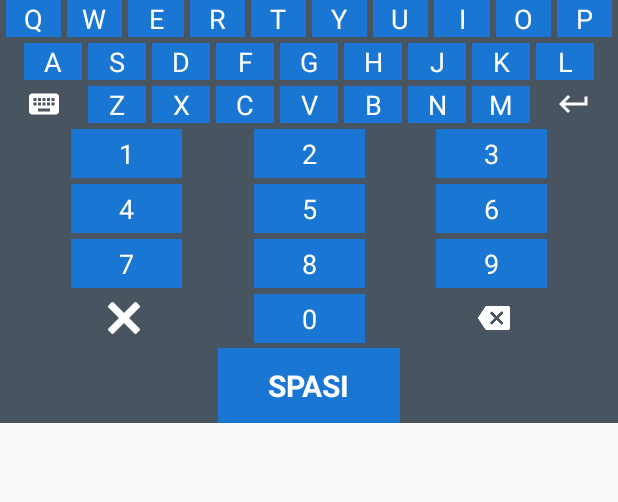
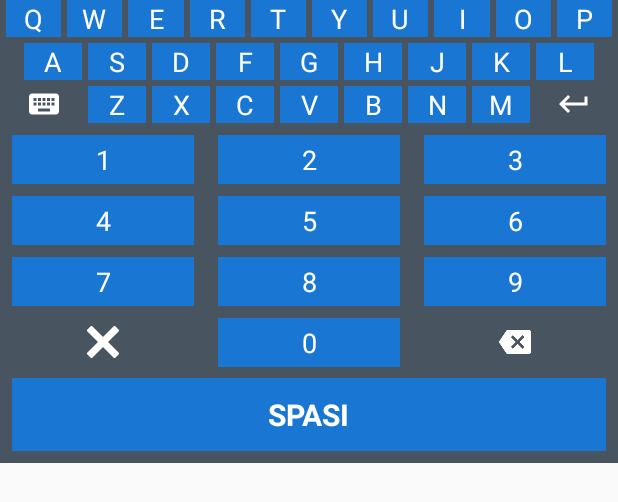
Before and after one commit to cvdigitalcreative/DataMatelKita, an Android app: the layout customkeyboard3.xml on its own in the app's theme, with its tools: preview values and no code run, on a phone screen of 412 x 824 dp. Shown: the top 502 px of the screen. Run offline under Robolectric (Android 15) with nearby library versions, the phone set to English and light mode, and no system bars.

Commit message:
Update keyboard 3

```diff
--- a/app/src/main/res/layout/customkeyboard3.xml
+++ b/app/src/main/res/layout/customkeyboard3.xml
@@ -604,9 +604,11 @@
 
     <LinearLayout
         android:id="@+id/btn_1"
-        android:layout_width="wrap_content"
+        android:layout_width="0dp"
         android:layout_height="wrap_content"
-        android:layout_marginTop="4dp"
+        android:layout_marginStart="8dp"
+        android:layout_marginTop="8dp"
+        android:layout_marginEnd="8dp"
         android:background="@color/bgKeyboardBlue"
         android:orientation="vertical"
         app:layout_constraintEnd_toStartOf="@id/btn_2"
@@ -628,8 +630,10 @@
 
     <LinearLayout
         android:id="@+id/btn_2"
-        android:layout_width="wrap_content"
+        android:layout_width="0dp"
         android:layout_height="wrap_content"
+        android:layout_marginStart="8dp"
+        android:layout_marginEnd="8dp"
         android:background="@color/bgKeyboardBlue"
         android:orientation="vertical"
         app:layout_constraintEnd_toStartOf="@id/btn_3"
@@ -651,8 +655,10 @@
 
     <LinearLayout
         android:id="@+id/btn_3"
-        android:layout_width="wrap_content"
+        android:layout_width="0dp"
         android:layout_height="wrap_content"
+        android:layout_marginStart="8dp"
+        android:layout_marginEnd="8dp"
         android:background="@color/bgKeyboardBlue"
         android:orientation="vertical"
         app:layout_constraintEnd_toEndOf="parent"
@@ -674,9 +680,11 @@
 
     <LinearLayout
         android:id="@+id/btn_4"
-        android:layout_width="wrap_content"
+        android:layout_width="0dp"
         android:layout_height="wrap_content"
-        android:layout_marginTop="4dp"
+        android:layout_marginStart="8dp"
+        android:layout_marginTop="8dp"
+        android:layout_marginEnd="8dp"
         android:background="@color/bgKeyboardBlue"
         android:orientation="vertical"
         app:layout_constraintEnd_toStartOf="@id/btn_5"
@@ -698,8 +706,10 @@
 
     <LinearLayout
         android:id="@+id/btn_5"
-        android:layout_width="wrap_content"
+        android:layout_width="0dp"
         android:layout_height="wrap_content"
+        android:layout_marginStart="8dp"
+        android:layout_marginEnd="8dp"
         android:background="@color/bgKeyboardBlue"
         android:orientation="vertical"
         app:layout_constraintEnd_toStartOf="@id/btn_6"
@@ -721,8 +731,10 @@
 
     <LinearLayout
         android:id="@+id/btn_6"
-        android:layout_width="wrap_content"
+        android:layout_width="0dp"
         android:layout_height="wrap_content"
+        android:layout_marginStart="8dp"
+        android:layout_marginEnd="8dp"
         android:background="@color/bgKeyboardBlue"
         android:orientation="vertical"
         app:layout_constraintEnd_toEndOf="parent"
@@ -744,9 +756,11 @@
 
     <LinearLayout
         android:id="@+id/btn_7"
-        android:layout_width="wrap_content"
+        android:layout_width="0dp"
         android:layout_height="wrap_content"
-        android:layout_marginTop="4dp"
+        android:layout_marginStart="8dp"
+        android:layout_marginTop="8dp"
+        android:layout_marginEnd="8dp"
         android:background="@color/bgKeyboardBlue"
         android:orientation="vertical"
         app:layout_constraintEnd_toStartOf="@id/btn_8"
@@ -765,10 +779,13 @@
             android:textColor="@color/keyboardTextcolor"
             android:textSize="18sp" />
     </LinearLayout>
+
     <LinearLayout
         android:id="@+id/btn_8"
-        android:layout_width="wrap_content"
+        android:layout_width="0dp"
         android:layout_height="wrap_content"
+        android:layout_marginStart="8dp"
+        android:layout_marginEnd="8dp"
         android:background="@color/bgKeyboardBlue"
         android:orientation="vertical"
         app:layout_constraintEnd_toStartOf="@id/btn_9"
@@ -790,8 +807,10 @@
 
     <LinearLayout
         android:id="@+id/btn_9"
-        android:layout_width="wrap_content"
+        android:layout_width="0dp"
         android:layout_height="wrap_content"
+        android:layout_marginStart="8dp"
+        android:layout_marginEnd="8dp"
         android:background="@color/bgKeyboardBlue"
         android:orientation="vertical"
         app:layout_constraintEnd_toEndOf="parent"
@@ -813,9 +832,11 @@
 
     <LinearLayout
         android:id="@+id/btn_cancel"
-        android:layout_width="wrap_content"
+        android:layout_width="0dp"
         android:layout_height="wrap_content"
-        android:layout_marginTop="4dp"
+        android:layout_marginStart="8dp"
+        android:layout_marginTop="8dp"
+        android:layout_marginEnd="8dp"
         android:orientation="vertical"
         app:layout_constraintEnd_toStartOf="@id/btn_0"
         app:layout_constraintStart_toStartOf="parent"
@@ -831,11 +852,13 @@
             android:src="@drawable/ic_delete"
             app:srcCompat="@drawable/ic_delete" />
     </LinearLayout>
+
     <LinearLayout
         android:id="@+id/btn_0"
-        android:layout_width="wrap_content"
+        android:layout_width="0dp"
         android:layout_height="wrap_content"
-        android:layout_marginStart="4dp"
+        android:layout_marginStart="8dp"
+        android:layout_marginEnd="8dp"
         android:background="@color/bgKeyboardBlue"
         android:orientation="vertical"
         app:layout_constraintEnd_toStartOf="@id/btn_backspace"
@@ -857,9 +880,10 @@
 
     <LinearLayout
         android:id="@+id/btn_backspace"
-        android:layout_width="wrap_content"
+        android:layout_width="0dp"
         android:layout_height="wrap_content"
-        android:layout_marginStart="4dp"
+        android:layout_marginStart="8dp"
+        android:layout_marginEnd="8dp"
         android:orientation="vertical"
         app:layout_constraintEnd_toEndOf="parent"
         app:layout_constraintStart_toEndOf="@id/btn_0"
@@ -875,30 +899,35 @@
             android:src="@drawable/ic_backspace"
             app:srcCompat="@drawable/ic_backspace" />
     </LinearLayout>
+
     <LinearLayout
         android:id="@+id/btn_space"
-        android:layout_width="wrap_content"
-        android:layout_height="@dimen/layoutheight"
-        android:layout_marginTop="4dp"
+        android:layout_width="0dp"
+        android:layout_height="wrap_content"
+        android:layout_marginStart="8dp"
+        android:layout_marginTop="8dp"
+        android:layout_marginEnd="8dp"
+        android:layout_marginBottom="8dp"
         android:layout_weight="1"
         android:background="@color/bgKeyboardBlue"
         android:clickable="true"
         android:gravity="center"
         android:padding="@dimen/paddingLayout"
-        app:layout_constraintTop_toBottomOf="@id/btn_cancel"
-        app:layout_constraintStart_toStartOf="@id/btn_backspace"
-        app:layout_constraintEnd_toEndOf="@id/btn_cancel">
+        app:layout_constraintBottom_toBottomOf="parent"
+        app:layout_constraintEnd_toEndOf="parent"
+        app:layout_constraintStart_toStartOf="parent"
+        app:layout_constraintTop_toBottomOf="@id/btn_cancel">
 
         <TextView
             android:id="@+id/tv_space"
             android:layout_width="wrap_content"
             android:layout_height="wrap_content"
             android:padding="@dimen/paddingText"
+            android:paddingStart="@dimen/padding_horizontal"
+            android:paddingEnd="@dimen/padding_horizontal"
             android:text="SPASI"
             android:textColor="@color/keyboardTextcolor"
             android:textSize="@dimen/textSize"
-            android:textStyle="bold"
-            android:paddingStart="@dimen/padding_horizontal"
-            android:paddingEnd="@dimen/padding_horizontal" />
+            android:textStyle="bold" />
     </LinearLayout>
 </android.support.constraint.ConstraintLayout>
```
